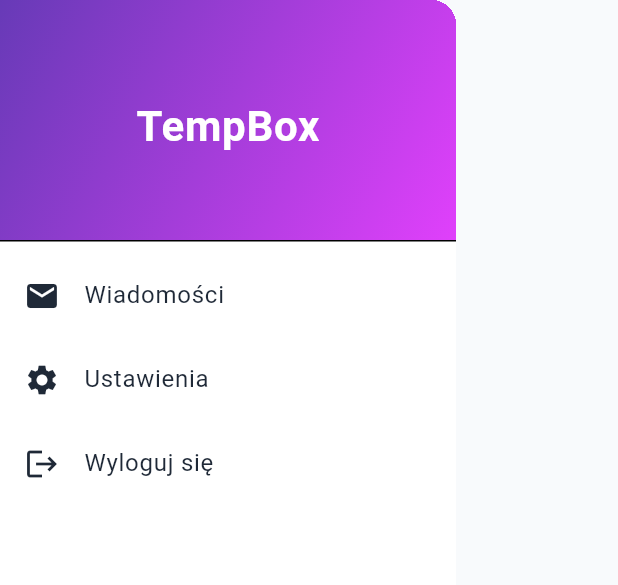
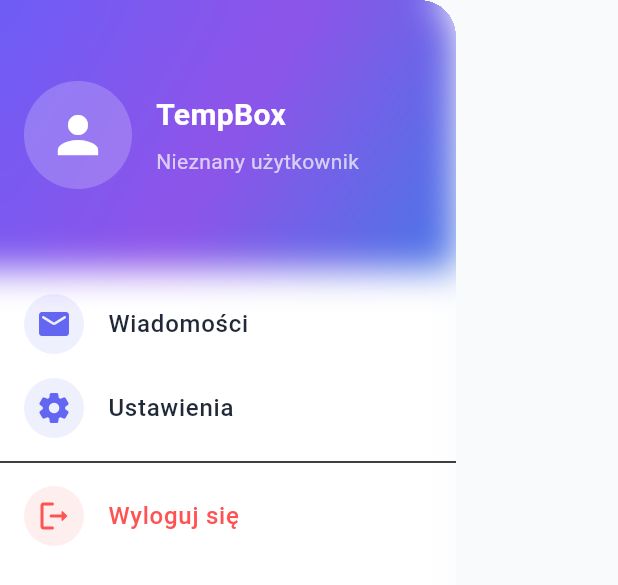
Before and after one commit to Mashiro-jz/TempBox, a Flutter app: the AppDrawer widget shown alone on an empty page, opened directly, on a phone screen of 412 x 824 dp. Shown: the top 585 px of the screen. Run offline on Flutter 3.47's test engine with Material 3 defaults, Android fonts, the phone set to English and light mode, and no system bars; our stand-ins replace flutter_riverpod, freezed_annotation, go_router, shared_preferences; missing offline and left inert: mailtm_client; accounts and stored records are empty.

Commit message:
UI updated

```diff
--- a/lib/core/widgets/app_drawer.dart
+++ b/lib/core/widgets/app_drawer.dart
@@ -1,8 +1,9 @@
 // lib\core\widgets\app_drawer.dart
+import 'dart:ui';
 import 'package:flutter/material.dart';
 import 'package:go_router/go_router.dart';
+import 'package:flutter_riverpod/flutter_riverpod.dart';
 import '../../presentation/pages/routing/app_router.dart';
-import 'package:flutter_riverpod/flutter_riverpod.dart';
 import '../../presentation/providers/auth_provider.dart';
 
 class AppDrawer extends ConsumerStatefulWidget {
@@ -15,48 +16,111 @@ class AppDrawer extends ConsumerStatefulWidget {
 class _AppDrawerState extends ConsumerState<AppDrawer> {
   @override
   Widget build(BuildContext context) {
+    final authState = ref.watch(authProvider);
+
     return Drawer(
+      shape: const RoundedRectangleBorder(
+        borderRadius: BorderRadius.only(
+          topRight: Radius.circular(24),
+          bottomRight: Radius.circular(24),
+        ),
+      ),
       child: Column(
         children: [
-          DrawerHeader(
-            decoration: BoxDecoration(
+          // 🔥 Nowoczesny DrawerHeader
+          Container(
+            height: 180,
+            decoration: const BoxDecoration(
               gradient: LinearGradient(
-                colors: [Colors.deepPurple, Colors.purpleAccent],
+                colors: [
+                  Color(0xFF6D5DF6),
+                  Color(0xFF8E54E9),
+                  Color(0xFF4776E6),
+                ],
                 begin: Alignment.topLeft,
                 end: Alignment.bottomRight,
               ),
             ),
-            child: Center(
-              child: Text(
-                "TempBox",
-                style: const TextStyle(
-                  color: Colors.white,
-                  fontSize: 28,
-                  fontWeight: FontWeight.bold,
+            child: Stack(
+              fit: StackFit.expand,
+              children: [
+                // Glassmorphism efekt
+                BackdropFilter(
+                  filter: ImageFilter.blur(sigmaX: 12, sigmaY: 12),
+                  child: Container(color: Colors.black.withValues(alpha: 0)),
                 ),
-              ),
+                // Avatar + email
+                Padding(
+                  padding: const EdgeInsets.all(16),
+                  child: Row(
+                    children: [
+                      CircleAvatar(
+                        radius: 36,
+                        backgroundColor: Colors.white.withValues(alpha: 0.2),
+                        child: const Icon(
+                          Icons.person,
+                          size: 40,
+                          color: Colors.white,
+                        ),
+                      ),
+                      const SizedBox(width: 16),
+                      Expanded(
+                        child: Column(
+                          mainAxisAlignment: MainAxisAlignment.center,
+                          crossAxisAlignment: CrossAxisAlignment.start,
+                          children: [
+                            const Text(
+                              "TempBox",
+                              style: TextStyle(
+                                color: Colors.white,
+                                fontSize: 20,
+                                fontWeight: FontWeight.bold,
+                              ),
+                            ),
+                            const SizedBox(height: 6),
+                            Text(
+                              authState.user?.address ?? "Nieznany użytkownik",
+                              style: const TextStyle(
+                                color: Colors.white70,
+                                fontSize: 14,
+                              ),
+                              overflow: TextOverflow.ellipsis,
+                            ),
+                          ],
+                        ),
+                      ),
+                    ],
+                  ),
+                ),
+              ],
             ),
           ),
+
+          // 🔥 Nowoczesne ListTile
           Expanded(
             child: ListView(
+              padding: const EdgeInsets.symmetric(vertical: 8),
               children: [
-                ListTile(
-                  leading: const Icon(Icons.mail),
-                  title: const Text("Wiadomości"),
+                _buildDrawerItem(
+                  context,
+                  icon: Icons.mail_rounded,
+                  label: "Wiadomości",
                   onTap: () => context.go(RouteNames.mailBox),
                 ),
-                ListTile(
-                  leading: const Icon(Icons.settings),
-                  title: const Text("Ustawienia"),
+                _buildDrawerItem(
+                  context,
+                  icon: Icons.settings_rounded,
+                  label: "Ustawienia",
                   onTap: () => context.go(RouteNames.settings),
                 ),
-                ListTile(
-                  leading: const Icon(Icons.logout),
-                  title: const Text("Wyloguj się"),
+                const Divider(),
+                _buildDrawerItem(
+                  context,
+                  icon: Icons.logout_rounded,
+                  label: "Wyloguj się",
+                  color: Colors.redAccent,
                   onTap: () async {
-                    // Zapisujemy context w lokalnej zmiennej
                     final currentContext = context;
-
                     final shouldLogout = await showDialog<bool>(
                       context: currentContext,
                       builder: (ctx) => AlertDialog(
@@ -70,6 +134,9 @@ class _AppDrawerState extends ConsumerState<AppDrawer> {
                             child: const Text("Nie"),
                           ),
                           ElevatedButton(
+                            style: ElevatedButton.styleFrom(
+                              backgroundColor: Colors.redAccent,
+                            ),
                             onPressed: () => Navigator.pop(ctx, true),
                             child: const Text("Tak"),
                           ),
@@ -81,8 +148,6 @@ class _AppDrawerState extends ConsumerState<AppDrawer> {
 
                     if (shouldLogout == true) {
                       ref.read(authProvider.notifier).logout();
-
-                      // używamy context tylko jeśli widget nadal jest zamontowany
                       if (!mounted) return;
                       // ignore: use_build_context_synchronously
                       currentContext.go(RouteNames.login);
@@ -96,4 +161,33 @@ class _AppDrawerState extends ConsumerState<AppDrawer> {
       ),
     );
   }
+
+  Widget _buildDrawerItem(
+    BuildContext context, {
+    required IconData icon,
+    required String label,
+    required VoidCallback onTap,
+    Color? color,
+  }) {
+    return ListTile(
+      leading: CircleAvatar(
+        radius: 20,
+        backgroundColor: (color ?? Theme.of(context).colorScheme.primary)
+            .withValues(alpha: 0.1),
+        child: Icon(
+          icon,
+          color: color ?? Theme.of(context).colorScheme.primary,
+        ),
+      ),
+      title: Text(
+        label,
+        style: TextStyle(
+          fontSize: 16,
+          fontWeight: FontWeight.w500,
+          color: color ?? Theme.of(context).colorScheme.onSurface,
+        ),
+      ),
+      onTap: onTap,
+    );
+  }
 }
```
